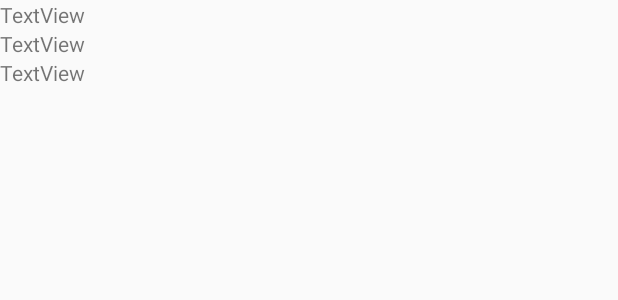
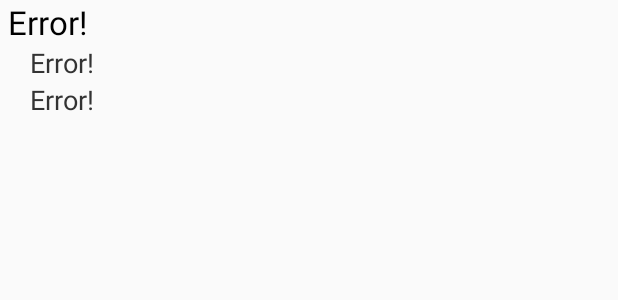
Before and after one commit to norman-c/Term3AndroidProject, an Android app: the layout routelist_layout.xml on its own in the app's theme, with its tools: preview values and no code run, on a phone screen of 412 x 824 dp. Shown: the top 300 px of the screen. Run offline under Robolectric (Android 15) with nearby library versions, the phone set to English and light mode, and no system bars.

Commit message:
Updated UserRoute.java for later use when it comes to editing it and sending notifications. Also added some styles to styles.xml, so that the formatting between ListViews can be more consistent.

```diff
--- a/app/src/main/res/layout/activity_add_route.xml
+++ b/app/src/main/res/layout/activity_add_route.xml
@@ -14,6 +14,7 @@
         android:layout_width="350dp"
         android:layout_height="wrap_content"
         android:hint="@string/edt_route_name"
+        android:maxLength="50"
         app:layout_constraintBottom_toBottomOf="parent"
         app:layout_constraintHorizontal_bias="0.491"
         app:layout_constraintLeft_toLeftOf="parent"
@@ -26,6 +27,7 @@
         android:layout_width="350dp"
         android:layout_height="wrap_content"
         android:hint="@string/edt_start_location"
+        android:maxLength="150"
         app:layout_constraintBottom_toBottomOf="parent"
         app:layout_constraintHorizontal_bias="0.491"
         app:layout_constraintLeft_toLeftOf="parent"
@@ -38,6 +40,7 @@
         android:layout_width="350dp"
         android:layout_height="wrap_content"
         android:hint="@string/edt_end_location"
+        android:maxLength="150"
         app:layout_constraintBottom_toBottomOf="parent"
         app:layout_constraintHorizontal_bias="0.491"
         app:layout_constraintLeft_toLeftOf="parent"
--- a/app/src/main/res/layout/routelist_layout.xml
+++ b/app/src/main/res/layout/routelist_layout.xml
@@ -8,17 +8,20 @@
         android:id="@+id/textViewName"
         android:layout_width = "match_parent"
         android:layout_height="wrap_content"
-        android:text="TextView" />
+        style="@style/ListViewHeader"
+        android:text="@string/txt_error"/>
 
     <TextView
         android:id="@+id/textViewPointA"
         android:layout_width = "match_parent"
         android:layout_height="wrap_content"
-        android:text="TextView" />
+        style="@style/ListViewItem"
+        android:text="@string/txt_error"/>
 
     <TextView
         android:id="@+id/textViewPointB"
         android:layout_width = "match_parent"
         android:layout_height="wrap_content"
-        android:text="TextView" />
+        style="@style/ListViewItem"
+        android:text="@string/txt_error"/>
 </LinearLayout>
--- a/app/src/main/res/values/strings.xml
+++ b/app/src/main/res/values/strings.xml
@@ -39,4 +39,6 @@
     <string name="txt_set_status">Clear</string>
 
     <string name="txt_obstruction_project_name">Obstruction Project Name</string>
+
+    <string name="txt_error">Error!</string>
 </resources>
--- a/app/src/main/res/values/styles.xml
+++ b/app/src/main/res/values/styles.xml
@@ -8,4 +8,18 @@
         <item name="colorAccent">@color/colorAccent</item>
     </style>
 
+    <!-- A basic style, for use in a ListView that contains a LinearView. Good for titles. -->
+    <style name="ListViewHeader">
+        <item name="android:textSize">10pt</item>
+        <item name="android:textColor">#000000</item>
+        <item name="android:layout_marginLeft">5dp</item>
+    </style>
+
+    <!-- A basic style, for use in a ListView that contains a LinearView. Good for other details. -->
+    <style name="ListViewItem">
+        <item name="android:textSize">8pt</item>
+        <item name="android:textColor">#333333</item>
+        <item name="android:layout_marginLeft">20dp</item>
+    </style>
+
 </resources>
```
Also changed, not shown: app/src/main/java/ca/bcit/avoidit/AddRouteActivity.java (+9 -1 lines), app/src/main/java/ca/bcit/avoidit/ViewRoutesActivity.java (+14 -2 lines), app/src/main/java/ca/bcit/avoidit/model/UserRoute.java (+28 -4 lines).
